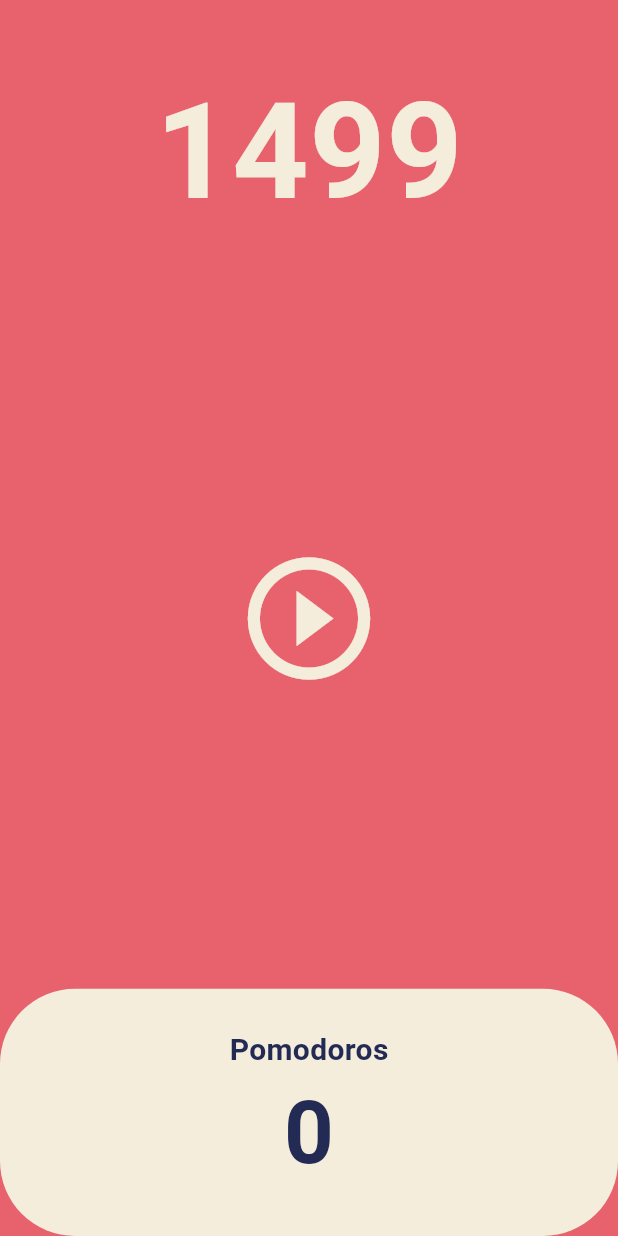
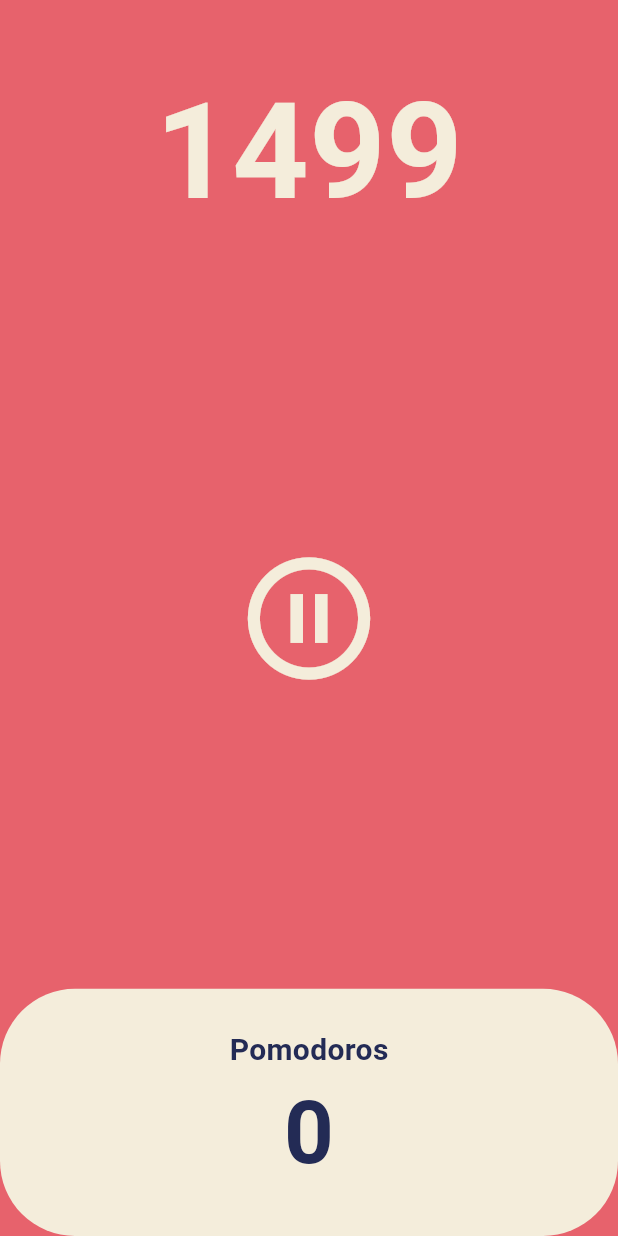
Before and after one commit to KimJJRoSY/flutter_study_pomodoro_app, a Flutter app: the screen it shows after launch, after a tap on the "play circle outline" icon, on a phone screen of 412 x 824 dp. Run offline on Flutter 3.47's test engine with Material 3 defaults, Android fonts, the light colour scheme and no system bars.

Commit message:
feat: 타이머 일시정지 기능 추가

```diff
--- a/lib/screens/home_screen.dart
+++ b/lib/screens/home_screen.dart
@@ -11,7 +11,7 @@ class HomeScreen extends StatefulWidget {
 
 class _HomeScreenState extends State<HomeScreen> {
   int totalSeconds = 1500;
-
+  bool isRunning = false;
   late Timer timer;
 
   void onTick(Timer timer) {
@@ -27,6 +27,16 @@ class _HomeScreenState extends State<HomeScreen> {
       // 타이머는 매 초마다 onTick 함수 실행
       onTick,
     );
+    setState(() {
+      isRunning = true;
+    });
+  }
+
+  void onPausePressed() {
+    timer.cancel();
+    setState(() {
+      isRunning = false;
+    });
   }
 
   @override
@@ -57,8 +67,11 @@ class _HomeScreenState extends State<HomeScreen> {
             flex: 3,
             child: Center(
               child: IconButton(
-                onPressed: onStartPressed,
-                icon: Icon(Icons.play_circle_outline),
+                // isrunning이 true면 오른쪽 항
+                onPressed: isRunning ? onPausePressed : onStartPressed,
+                icon: Icon(isRunning
+                    ? Icons.pause_circle_outline
+                    : Icons.play_circle_outline),
                 iconSize: 98,
                 color: Theme.of(context).cardColor,
               ),
```
